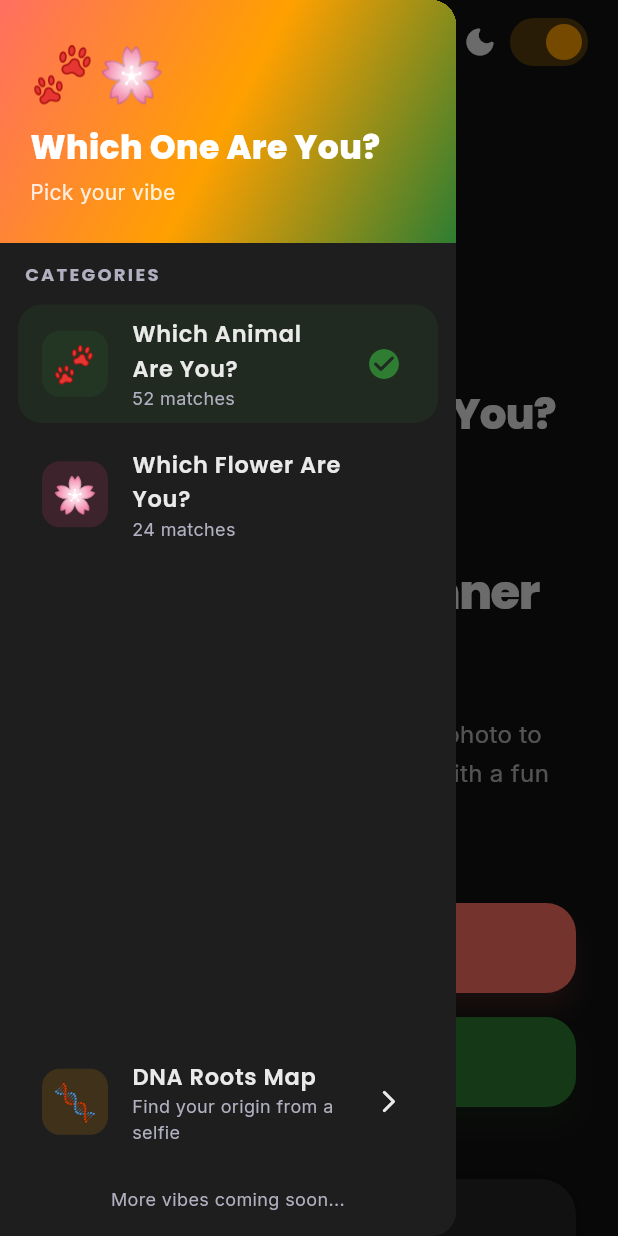
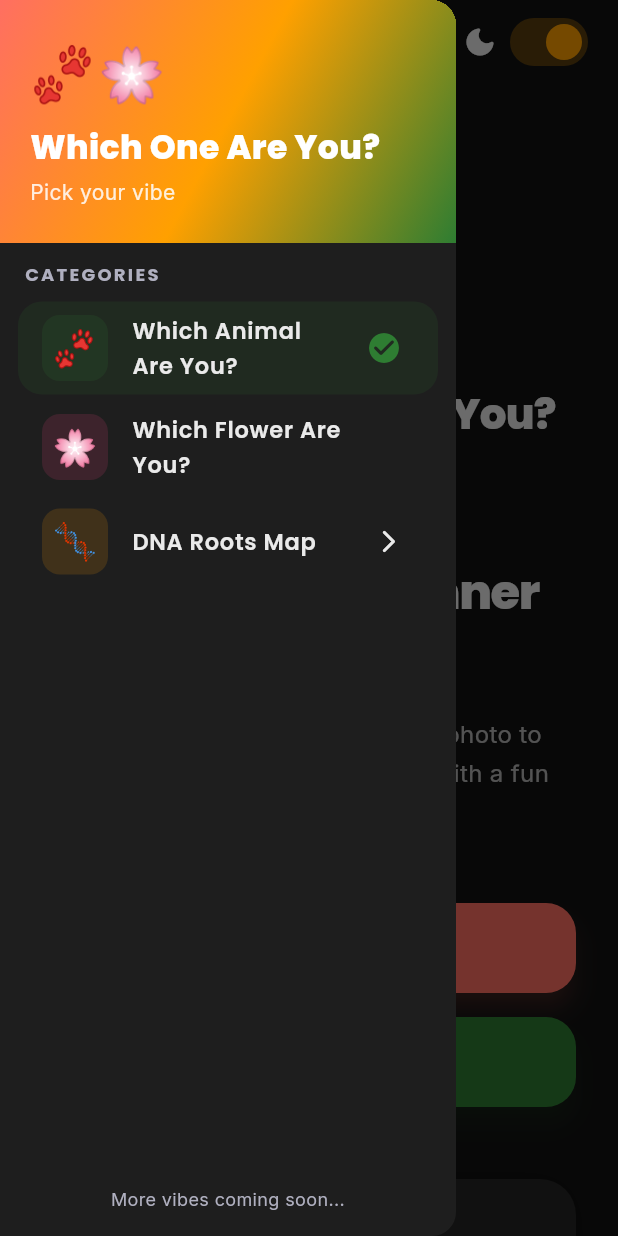
Before and after one commit to Furkan-Pamuk/Whichanimalareyou, a Flutter app: the screen it shows after launch, with the side drawer open, on a phone screen of 412 x 824 dp. Run offline on Flutter 3.47's test engine with Material 3 defaults, Android fonts, the phone set to English and light mode, and no system bars; our stand-ins replace camera, flutter_riverpod, google_fonts, image_picker, screenshot, share_plus and 1 more.

Commit message:
feat: hide match counts, tighten drawer, expand pools (62 animals, 32 flowers, 12 regions)

```diff
--- a/which_animal_are_you/lib/core/constants/animal_constants.dart
+++ b/which_animal_are_you/lib/core/constants/animal_constants.dart
@@ -364,6 +364,69 @@ class AnimalArchetypes {
       traits: ['Mischievous', 'Smart', 'Night Owl', 'Funny'],
       colorCode: '#757575',
     ),
+    AnimalData(
+      name: 'Bouncy Kangaroo',
+      emoji: '🦘',
+      description: 'Energetic and caring, you hop over every obstacle with a smile. Your pocket always has room for friends.',
+      traits: ['Energetic', 'Caring', 'Bouncy', 'Strong'],
+      colorCode: '#C17A3D',
+    ),
+    AnimalData(
+      name: 'Grumpy Badger',
+      emoji: '🦡',
+      description: 'Stubborn and honest, you dig in when it matters. People trust you because you never pretend.',
+      traits: ['Honest', 'Stubborn', 'Brave', 'Loyal'],
+      colorCode: '#6D6D6D',
+    ),
+    AnimalData(
+      name: 'Cozy Hedgehog',
+      emoji: '🦔',
+      description: 'Small and spiky outside, marshmallow inside. You curl up with the people you trust most.',
+      traits: ['Cozy', 'Cute', 'Shy', 'Sweet'],
+      colorCode: '#8D6E63',
+    ),
+    AnimalData(
+      name: 'Night Bat',
+      emoji: '🦇',
+      description: 'Mysterious and sharp, you see clearly in the dark. While others sleep, your best ideas take flight.',
+      traits: ['Mysterious', 'Sharp', 'Nocturnal', 'Clever'],
+      colorCode: '#4527A0',
+    ),
+    AnimalData(
+      name: 'Mighty Gorilla',
+      emoji: '🦍',
+      description: 'Powerful and gentle, you lead with calm authority. Everyone feels safe under your watch.',
+      traits: ['Powerful', 'Gentle', 'Leader', 'Calm'],
+      colorCode: '#4E342E',
+    ),
+    AnimalData(
+      name: 'Graceful Swan',
+      emoji: '🦢',
+      description: 'Elegant above water, paddling hard below. Your grace hides relentless determination.',
+      traits: ['Elegant', 'Determined', 'Calm', 'Beautiful'],
+      colorCode: '#B0BEC5',
+    ),
+    AnimalData(
+      name: 'Lucky Duck',
+      emoji: '🦆',
+      description: 'Cheerful and adaptable, you float through chaos with a quack and a wink. Water off your back, always.',
+      traits: ['Cheerful', 'Adaptable', 'Funny', 'Calm'],
+      colorCode: '#FDD835',
+    ),
+    AnimalData(
+      name: 'Proud Rooster',
+      emoji: '🐓',
+      description: 'Bold and punctual, you wake the whole farm with confidence. Morning people wish they were you.',
+      traits: ['Bold', 'Confident', 'Punctual', 'Loud'],
+      colorCode: '#E65100',
+    ),
+    AnimalData(
+      name: 'Peaceful Dove',
+      emoji: '🕊️',
+      description: 'Gentle and hopeful, you carry olive branches everywhere. Your calm ends every argument.',
+      traits: ['Gentle', 'Peaceful', 'Hopeful', 'Kind'],
+      colorCode: '#90CAF9',
+    ),
   ];
 }
 
--- a/which_animal_are_you/lib/core/constants/flower_constants.dart
+++ b/which_animal_are_you/lib/core/constants/flower_constants.dart
@@ -170,5 +170,61 @@ class FlowerArchetypes {
       traits: ['Sweet', 'Wild', 'Surprising', 'Bold'],
       colorCode: '#5E35B1',
     ),
+    AnimalData(
+      name: 'Cozy Succulent',
+      emoji: '🪴',
+      description: 'Low-maintenance and adorable, you thrive on neglect and sunshine. Chill vibes in a tiny pot.',
+      traits: ['Chill', 'Cute', 'Tough', 'Cozy'],
+      colorCode: '#66BB6A',
+    ),
+    AnimalData(
+      name: 'Tiny Seedling',
+      emoji: '🌱',
+      description: 'Young and full of promise, you grow a little every day. Your future is tall, green and bright.',
+      traits: ['Young', 'Hopeful', 'Growing', 'Fresh'],
+      colorCode: '#00C853',
+    ),
+    AnimalData(
+      name: 'Vintage Dried Bloom',
+      emoji: '🏵️',
+      description: 'Timeless and nostalgic, your beauty never fades. You keep memories alive in every petal.',
+      traits: ['Timeless', 'Nostalgic', 'Beautiful', 'Warm'],
+      colorCode: '#C19A6B',
+    ),
+    AnimalData(
+      name: 'Coconut Palm',
+      emoji: '🥥',
+      description: 'Tough outside, sweet inside. You turn tropical storms into beach parties with a sip of coconut.',
+      traits: ['Tough', 'Sweet', 'Tropical', 'Fun'],
+      colorCode: '#8D6E63',
+    ),
+    AnimalData(
+      name: 'Old Chestnut',
+      emoji: '🌰',
+      description: 'Warm and grounded, you crack open to reveal golden kindness. Autumn is your favorite personality.',
+      traits: ['Warm', 'Grounded', 'Kind', 'Cozy'],
+      colorCode: '#795548',
+    ),
+    AnimalData(
+      name: 'Mystic Moonflower',
+      emoji: '🌙',
+      description: 'Rare and enchanting, you bloom only at night. Dreamers and poets follow your silver glow.',
+      traits: ['Rare', 'Dreamy', 'Mystical', 'Elegant'],
+      colorCode: '#90A4AE',
+    ),
+    AnimalData(
+      name: 'Coral Bloom',
+      emoji: '🪸',
+      description: 'Vibrant and otherworldly, you glow beneath the waves. Your colors belong in a daydream.',
+      traits: ['Vibrant', 'Unique', 'Dreamy', 'Colorful'],
+      colorCode: '#FF7043',
+    ),
+    AnimalData(
+      name: 'Winter Snowdrop',
+      emoji: '❄️',
+      description: 'Brave and pure, you bloom through the snow. Hope arrives wherever you appear.',
+      traits: ['Brave', 'Pure', 'Hopeful', 'Gentle'],
+      colorCode: '#B0BEC5',
+    ),
   ];
 }
--- a/which_animal_are_you/lib/features/home/presentation/app_drawer.dart
+++ b/which_animal_are_you/lib/features/home/presentation/app_drawer.dart
@@ -81,7 +81,7 @@ class AppDrawer extends ConsumerWidget {
                   int.parse('0xFF${category.colorCode.substring(1)}'));
               return Padding(
                 padding:
-                    const EdgeInsets.symmetric(horizontal: 12, vertical: 4),
+                    const EdgeInsets.symmetric(horizontal: 12, vertical: 2),
                 child: ListTile(
                   selected: isSelected,
                   selectedTileColor: color.withOpacity(0.12),
@@ -111,16 +111,6 @@ class AppDrawer extends ConsumerWidget {
                           : AppColors.textLightPrimary,
                     ),
                   ),
-                  subtitle: Text(
-                    '${category.items.length} matches',
-                    style: GoogleFonts.inter(
-                      fontWeight: FontWeight.w400,
-                      fontSize: 12,
-                      color: isDark
-                          ? AppColors.textDarkSecondary
-                          : AppColors.textLightSecondary,
-                    ),
-                  ),
                   trailing: isSelected
                       ? Icon(Icons.check_circle_rounded,
                           color: color, size: 24)
@@ -134,10 +124,9 @@ class AppDrawer extends ConsumerWidget {
                 ),
               );
             }),
-            const Spacer(),
             Padding(
               padding:
-                  const EdgeInsets.symmetric(horizontal: 12, vertical: 4),
+                  const EdgeInsets.symmetric(horizontal: 12, vertical: 2),
               child: ListTile(
                 shape: RoundedRectangleBorder(
                   borderRadius: BorderRadius.circular(16),
@@ -163,16 +152,6 @@ class AppDrawer extends ConsumerWidget {
                         : AppColors.textLightPrimary,
                   ),
                 ),
-                subtitle: Text(
-                  'Find your origin from a selfie',
-                  style: GoogleFonts.inter(
-                    fontWeight: FontWeight.w400,
-                    fontSize: 12,
-                    color: isDark
-                        ? AppColors.textDarkSecondary
-                        : AppColors.textLightSecondary,
-                  ),
-                ),
                 trailing: const Icon(
                     Icons.arrow_forward_ios_rounded,
                     size: 18),
@@ -185,6 +164,7 @@ class AppDrawer extends ConsumerWidget {
                 },
               ),
             ),
+            const Spacer(),
             Padding(
               padding: const EdgeInsets.all(16),
               child: Text(
--- a/which_animal_are_you/lib/features/roots/providers/roots_provider.dart
+++ b/which_animal_are_you/lib/features/roots/providers/roots_provider.dart
@@ -106,6 +106,34 @@ class RootsNotifier extends StateNotifier<RootsState> {
           'Mystical and poetic, your blood remembers green hills, ancient legends and a touch of magic.',
       colorCode: '#2E7D32',
     ),
+    RegionShare(
+      name: 'Polynesian',
+      emoji: '🏝️',
+      description:
+          'Sunny and free, your roots sway with ocean waves and island drums. Paradise is your home address.',
+      colorCode: '#00ACC1',
+    ),
+    RegionShare(
+      name: 'Himalayan',
+      emoji: '🏔️',
+      description:
+          'Peaceful and towering, your heritage breathes thin mountain air and ancient mountain wisdom.',
+      colorCode: '#78909C',
+    ),
+    RegionShare(
+      name: 'Caribbean',
+      emoji: '🏖️',
+      description:
+          'Rhythmic and warm, your blood moves to steel drums with rum, sun and endless summer.',
+      colorCode: '#FFB300',
+    ),
+    RegionShare(
+      name: 'Arctic',
+      emoji: '🐻‍❄️',
+      description:
+          'Tough and radiant, your roots glow under polar skies. Ice in your veins, fire in your heart.',
+      colorCode: '#4FC3F7',
+    ),
   ];
 
   void startAnalysis(String imagePath) {
```
Also changed, not shown: 2 other files.
